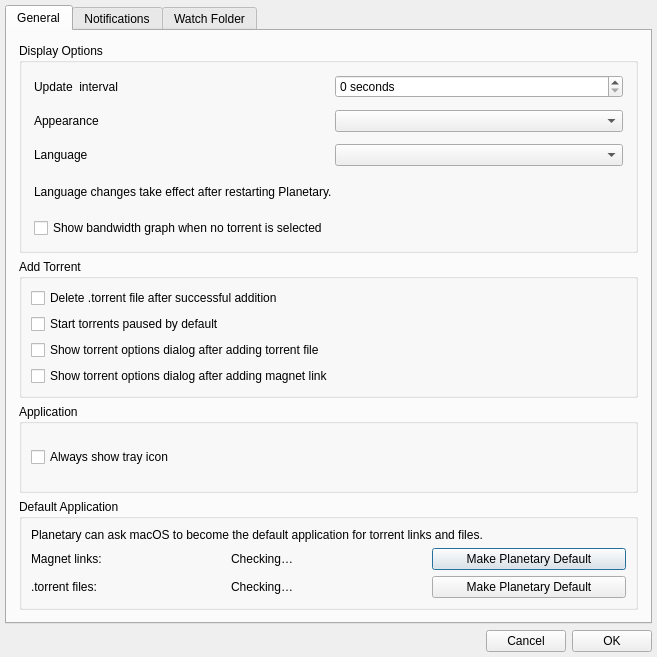
First picture: the form in appsettings.ui, repository mveinot/transmission-control, before the edit.
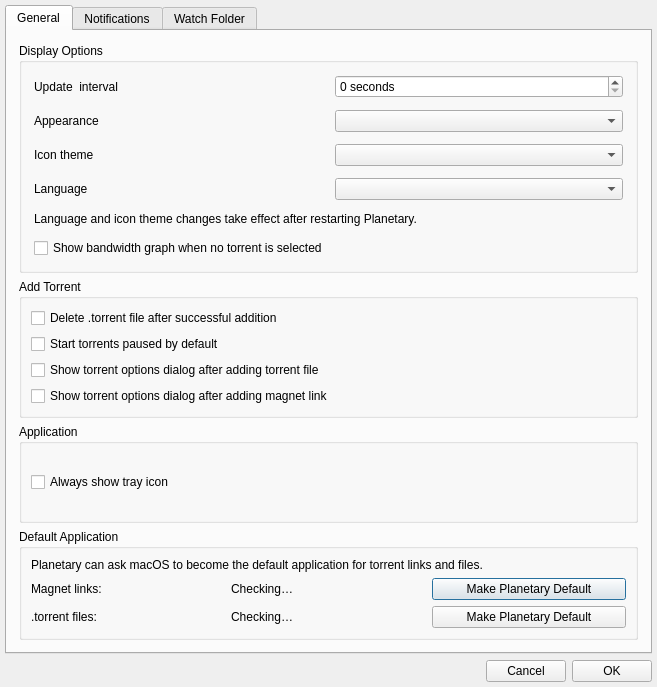
Second picture: the form after the edit.

Commit message: Add selectable icon themes

What changed in the file:
```diff
--- a/appsettings.ui
+++ b/appsettings.ui
@@ -7,7 +7,7 @@
     <x>0</x>
     <y>0</y>
     <width>657</width>
-    <height>657</height>
+    <height>687</height>
    </rect>
   </property>
   <property name="windowTitle">
@@ -114,6 +114,23 @@
                </widget>
               </item>
               <item row="2" column="0">
+               <widget class="QLabel" name="labelIconTheme">
+                <property name="text">
+                 <string>Icon theme</string>
+                </property>
+                <property name="buddy">
+                 <cstring>iconThemeCombo</cstring>
+                </property>
+               </widget>
+              </item>
+              <item row="2" column="1">
+               <widget class="QComboBox" name="iconThemeCombo">
+                <property name="toolTip">
+                 <string>Select the icon style used throughout Planetary</string>
+                </property>
+               </widget>
+              </item>
+              <item row="3" column="0">
                <widget class="QLabel" name="labelLanguage">
                 <property name="text">
                  <string>Language</string>
@@ -123,24 +140,24 @@
                 </property>
                </widget>
               </item>
-              <item row="2" column="1">
+              <item row="3" column="1">
                <widget class="QComboBox" name="languageCombo">
                 <property name="toolTip">
                  <string>Select the language used by Planetary</string>
                 </property>
                </widget>
               </item>
-              <item row="3" column="0" colspan="2">
+              <item row="4" column="0" colspan="2">
                <widget class="QLabel" name="labelLanguageRestartNotice">
                 <property name="text">
-                 <string>Language changes take effect after restarting Planetary.</string>
+                 <string>Language and icon theme changes take effect after restarting Planetary.</string>
                 </property>
                 <property name="wordWrap">
                  <bool>true</bool>
                 </property>
                </widget>
               </item>
-              <item row="4" column="0" colspan="2">
+              <item row="5" column="0" colspan="2">
                <widget class="QCheckBox" name="showSessionOverview">
                 <property name="toolTip">
                  <string>Show recent bandwidth activity in the details pane when no torrent is selected</string>
```
The commit also changes 66 other files.
